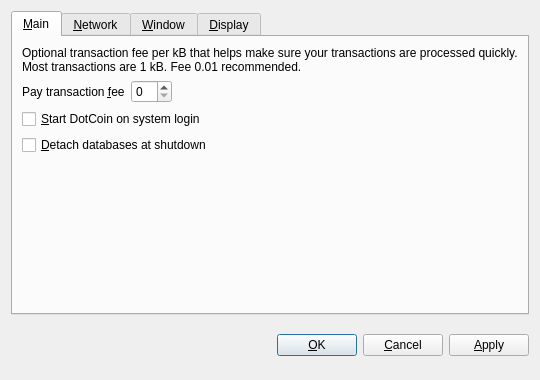
First picture: the form in src/qt/forms/optionsdialog.ui, repository realcoin/realcoin, before the edit.
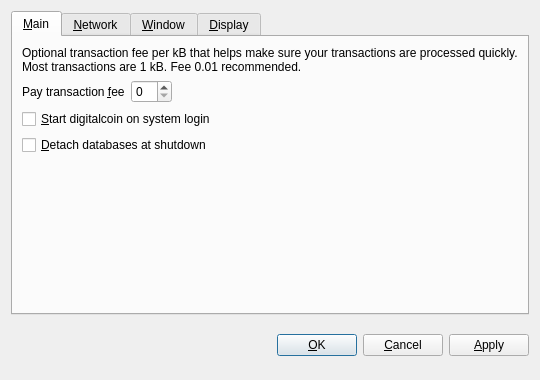
Second picture: the form after the edit. The open tabs and pages were chosen to show the change. Custom widgets are drawn as their Qt base class.

```diff
--- a/src/qt/forms/optionsdialog.ui
+++ b/src/qt/forms/optionsdialog.ui
@@ -82,7 +82,7 @@
           <string>Automatically start DotCoin after logging in to the system.</string>
          </property>
          <property name="text">
-          <string>&amp;Start DotCoin on system login</string>
+          <string>&amp;Start digitalcoin on system login</string>
          </property>
         </widget>
        </item>
```
Left out of the diff: 18 changed lines with no effect on the pictures.
